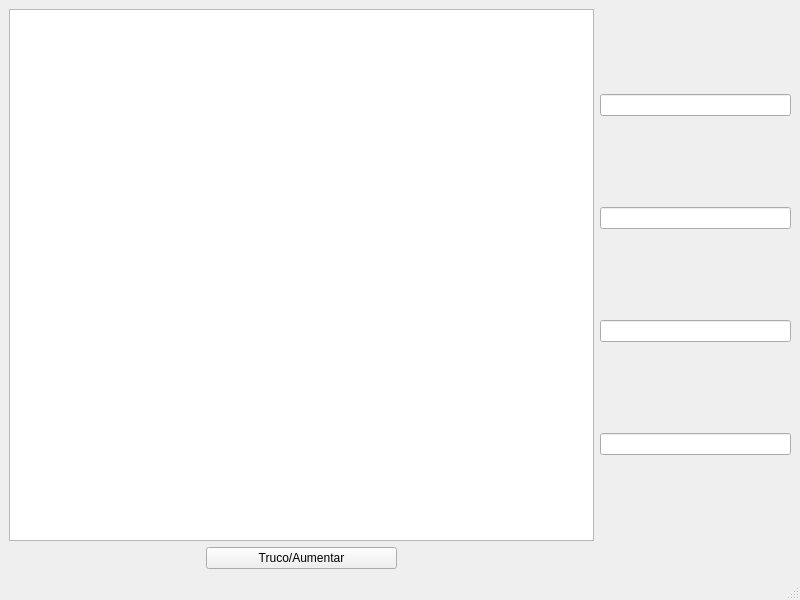
Before: the Qt Designer form Truco/QtProject/Truco/jogo2.ui in gianricardo/prog3, drawn with Qt 5.
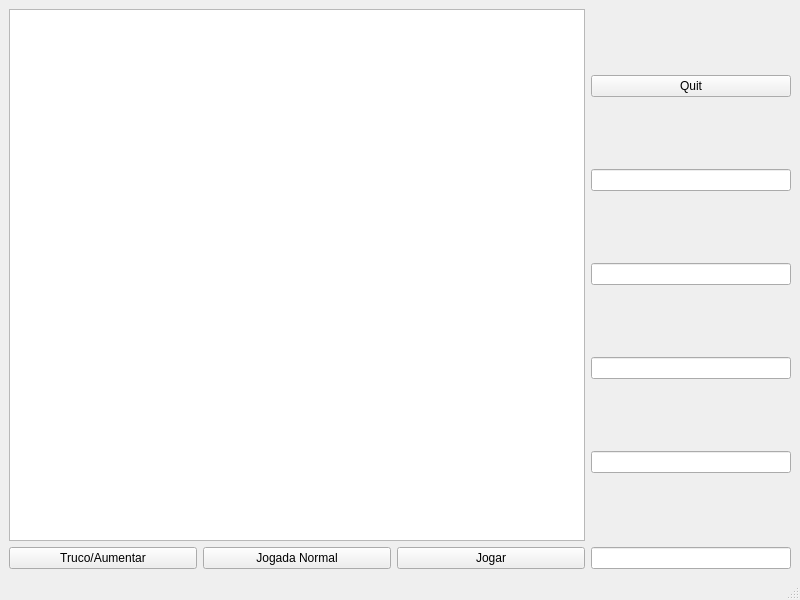
After: the same form once the commit is applied.

Commit message: Truco v 2.81

Diff of the .ui file:
```diff
--- a/Truco/QtProject/Truco/jogo2.ui
+++ b/Truco/QtProject/Truco/jogo2.ui
@@ -15,7 +15,7 @@
   </property>
   <widget class="QWidget" name="centralwidget">
    <layout class="QGridLayout" name="gridLayout">
-    <item row="0" column="0" colspan="3">
+    <item row="0" column="0">
      <widget class="QGraphicsView" name="graphicsView">
       <property name="sizePolicy">
        <sizepolicy hsizetype="Expanding" vsizetype="Expanding">
@@ -25,15 +25,21 @@
       </property>
       <property name="minimumSize">
        <size>
-        <width>441</width>
-        <height>380</height>
+        <width>451</width>
+        <height>381</height>
+       </size>
+      </property>
+      <property name="maximumSize">
+       <size>
+        <width>2000</width>
+        <height>2000</height>
        </size>
       </property>
       <property name="verticalScrollBarPolicy">
-       <enum>Qt::ScrollBarAlwaysOff</enum>
+       <enum>Qt::ScrollBarAsNeeded</enum>
       </property>
       <property name="horizontalScrollBarPolicy">
-       <enum>Qt::ScrollBarAlwaysOff</enum>
+       <enum>Qt::ScrollBarAsNeeded</enum>
       </property>
       <property name="sizeAdjustPolicy">
        <enum>QAbstractScrollArea::AdjustIgnored</enum>
@@ -43,8 +49,21 @@
       </property>
      </widget>
     </item>
-    <item row="0" column="3">
+    <item row="0" column="1">
      <layout class="QVBoxLayout" name="verticalLayout">
+      <item>
+       <widget class="QPushButton" name="pushButton_3">
+        <property name="maximumSize">
+         <size>
+          <width>200</width>
+          <height>16777215</height>
+         </size>
+        </property>
+        <property name="text">
+         <string>Quit</string>
+        </property>
+       </widget>
+      </item>
       <item>
        <widget class="QLineEdit" name="lineEdit">
         <property name="sizePolicy">
@@ -111,10 +130,56 @@
       </item>
      </layout>
     </item>
+    <item row="1" column="0">
+     <layout class="QHBoxLayout" name="horizontalLayout">
+      <item>
+       <widget class="QPushButton" name="pushButton">
+        <property name="maximumSize">
+         <size>
+          <width>200</width>
+          <height>16777215</height>
+         </size>
+        </property>
+        <property name="text">
+         <string>Truco/Aumentar</string>
+        </property>
+       </widget>
+      </item>
+      <item>
+       <widget class="QPushButton" name="pushButton_2">
+        <property name="maximumSize">
+         <size>
+          <width>200</width>
+          <height>16777215</height>
+         </size>
+        </property>
+        <property name="text">
+         <string>Jogada Normal</string>
+        </property>
+       </widget>
+      </item>
+      <item>
+       <widget class="QPushButton" name="pushButton_4">
+        <property name="maximumSize">
+         <size>
+          <width>200</width>
+          <height>16777215</height>
+         </size>
+        </property>
+        <property name="text">
+         <string>Jogar</string>
+        </property>
+       </widget>
+      </item>
+     </layout>
+    </item>
     <item row="1" column="1">
-     <widget class="QPushButton" name="pushButton">
-      <property name="text">
-       <string>Truco/Aumentar</string>
+     <widget class="QLineEdit" name="lineEdit_5">
+      <property name="maximumSize">
+       <size>
+        <width>200</width>
+        <height>16777215</height>
+       </size>
       </property>
      </widget>
     </item>
```
The commit also changes 16 other files.
